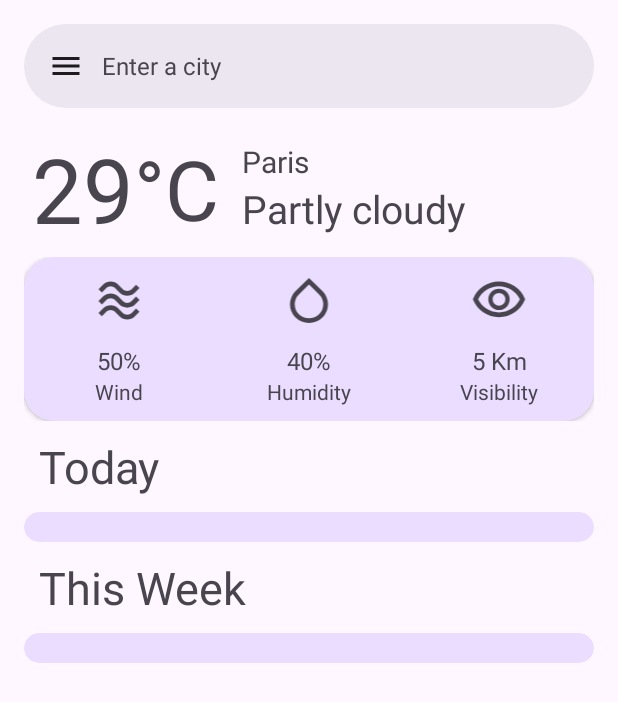
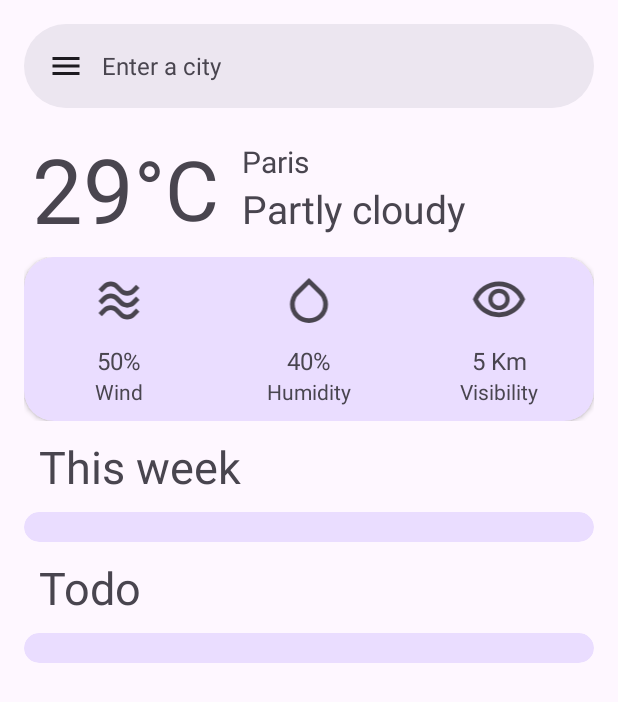
Before and after one commit to pratyaksh1610/WeatherApp, an Android app: the screen it shows after launch (MainActivity), on a phone screen of 412 x 824 dp. Shown: the top 702 px of the screen. Run offline under Robolectric (Android 15) with nearby library versions, the phone set to English and light mode, and no system bars; our stand-ins replace Room's generated code, Shimmer; network calls fail; 2 statements that could not run were skipped.

Commit message:
Fix include
- Get this week weather data by manipulating 5 day / 3 hr endpoint.
- Refactor code

```diff
--- a/app/src/main/java/com/pratyakshkhurana/weatherapp/Api/ApiInterface.kt
+++ b/app/src/main/java/com/pratyakshkhurana/weatherapp/Api/ApiInterface.kt
@@ -16,7 +16,7 @@ interface ApiInterface {
     ): Response<CurrentWeather>
 
     @GET("data/2.5/forecast")
-    suspend fun getCurrentWeatherEveryThreeHour(
+    suspend fun getThisWeekWeather(
         @Query("q") q: String,
         @Query("appId") appID: String,
         @Query("units") units: String = "metric",
--- a/app/src/main/java/com/pratyakshkhurana/weatherapp/Repository/RepositoryClass.kt
+++ b/app/src/main/java/com/pratyakshkhurana/weatherapp/Repository/RepositoryClass.kt
@@ -36,10 +36,10 @@ class RepositoryClass(private val db: DatabaseClass) {
         db.searchViewHistoryDao().deleteAllRecyclerViewItems()
     }
 
-    suspend fun getCurrentWeatherEveryThreeHour(
+    suspend fun getThisWeekWeather(
         city: String,
         key: String,
     ): Response<EveryThreeHourWeatherForecast> {
-        return RetrofitInstance.api.getCurrentWeatherEveryThreeHour(city, key)
+        return RetrofitInstance.api.getThisWeekWeather(city, key)
     }
 }
--- a/app/src/main/java/com/pratyakshkhurana/weatherapp/ViewModel/ViewModelClass.kt
+++ b/app/src/main/java/com/pratyakshkhurana/weatherapp/ViewModel/ViewModelClass.kt
@@ -18,7 +18,7 @@ class ViewModelClass(
     private val repositoryClass: RepositoryClass,
 ) : ViewModel() {
     private val currentWeather: MutableLiveData<CurrentWeather> = MutableLiveData()
-    private val currentWeatherEveryThreeHour: MutableLiveData<EveryThreeHourWeatherForecast> =
+    private val currentWeekWeather: MutableLiveData<EveryThreeHourWeatherForecast> =
         MutableLiveData()
 
     fun insertSearchViewHistoryItem(search: SearchViewHistory) {
@@ -66,13 +66,13 @@ class ViewModelClass(
         }
 
         viewModelScope.launch(Dispatchers.IO) {
-            repositoryClass.getCurrentWeatherEveryThreeHour(city, key).apply {
-                currentWeatherEveryThreeHour.postValue(this.body())
+            repositoryClass.getThisWeekWeather(city, key).apply {
+                currentWeekWeather.postValue(this.body())
             }
         }
     }
 
     fun getCurrentWeatherLiveData() = currentWeather
 
-    fun getCurrentWeatherEveryThreeHourLiveData() = currentWeatherEveryThreeHour
+    fun getCurrentWeekWeatherLiveData() = currentWeekWeather
 }
--- a/app/src/main/res/layout/main_weather_layout.xml
+++ b/app/src/main/res/layout/main_weather_layout.xml
@@ -259,7 +259,7 @@
                 android:layout_width="wrap_content"
                 android:layout_height="wrap_content"
                 android:padding="10dp"
-                android:text="Today"
+                android:text="This week"
                 android:textSize="30sp" />
 
         </LinearLayout>
@@ -276,7 +276,7 @@
                 app:cardCornerRadius="20dp">
 
                 <androidx.recyclerview.widget.RecyclerView
-                    android:id="@+id/recyclerViewTodayAllTimeWeatherThreeHour"
+                    android:id="@+id/recycler_view_this_week_weather"
                     android:layout_width="wrap_content"
                     android:layout_gravity="center"
                     android:layout_height="wrap_content"
@@ -295,7 +295,7 @@
                 android:layout_width="wrap_content"
                 android:layout_height="wrap_content"
                 android:padding="10dp"
-                android:text="This Week"
+                android:text="Todo"
                 android:textSize="30sp" />
 
         </LinearLayout>
--- a/app/src/main/res/layout/recycler_view_every_three_hour_weather_item.xml
+++ b/app/src/main/res/layout/recycler_view_every_three_hour_weather_item.xml
@@ -8,14 +8,14 @@
 
 
     <com.google.android.material.textview.MaterialTextView
-        android:id="@+id/timeAmPm"
+        android:id="@+id/dayOfWeek"
         android:layout_width="wrap_content"
         android:layout_height="wrap_content"
         android:layout_gravity="center"
         android:layout_weight="1"
         android:gravity="center"
         android:text="2 PM"
-        android:textSize="16sp" />
+        android:textSize="18sp" />
 
     <ImageView
         android:id="@+id/weatherIcon"
@@ -34,7 +34,7 @@
         android:layout_weight="1"
         android:gravity="center"
         android:text="35°C"
-        android:textSize="16sp" />
+        android:textSize="18sp" />
 
 
 </LinearLayout>
```
Also changed, not shown: app/src/main/java/com/pratyakshkhurana/weatherapp/Adapters/ThisWeekWeatherAdapter.kt (renamed from app/src/main/java/com/pratyakshkhurana/weatherapp/Adapters/EveryThreeHourAdapter.kt, +9 -9 lines), app/src/main/java/com/pratyakshkhurana/weatherapp/DataClass/ThisWeekDataDateAndWeather.kt (added, +7 -0 lines), app/src/main/java/com/pratyakshkhurana/weatherapp/MainActivity.kt (+80 -24 lines).
